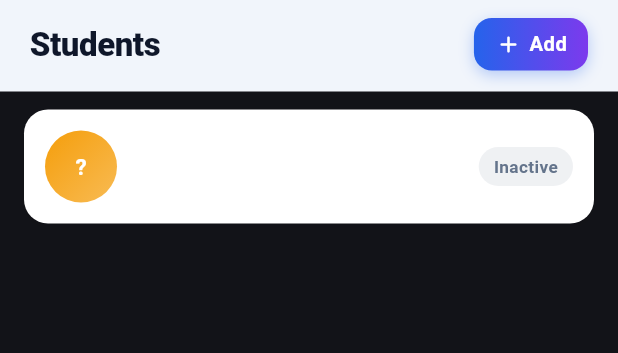
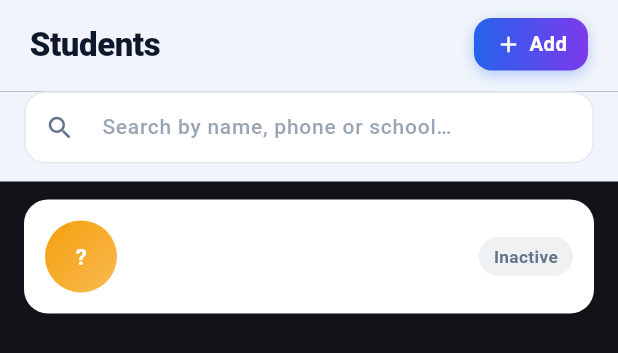
Before and after one commit to mardy-cse/Classora, a Flutter app: the StudentsTab widget shown alone on an empty page, opened directly, on a phone screen of 412 x 824 dp. Shown: the top 353 px of the screen. Run offline on Flutter 3.47's test engine with Material 3 defaults, Android fonts, the phone set to English and light mode, and no system bars; our stand-ins replace cloud_firestore, firebase_auth, firebase_core, google_sign_in; accounts and stored records are empty.

Commit message:
Add search, batch display fix, edit dropdown color fix in students

```diff
--- a/lib/screens/edit_student_screen.dart
+++ b/lib/screens/edit_student_screen.dart
@@ -663,6 +663,7 @@ class _BatchDropdown extends StatelessWidget {
           ),
           padding: const EdgeInsets.symmetric(horizontal: 12),
           borderRadius: BorderRadius.circular(14),
+          dropdownColor: Colors.white,
           icon: const Icon(Icons.keyboard_arrow_down_rounded,
               color: _kTextMuted),
           items: [
--- a/lib/screens/students_tab.dart
+++ b/lib/screens/students_tab.dart
@@ -15,12 +15,34 @@ const _kTextMuted = Color(0xFF64748B);
 const _kBorder    = Color(0xFFE2E8F0);
 const _kSuccess   = Color(0xFF10B981);
 
-class StudentsTab extends StatelessWidget {
+class StudentsTab extends StatefulWidget {
   const StudentsTab({super.key});
 
   @override
+  State<StudentsTab> createState() => _StudentsTabState();
+}
+
+class _StudentsTabState extends State<StudentsTab> {
+  final _searchCtrl = TextEditingController();
+  String _query = '';
+
+  @override
+  void initState() {
+    super.initState();
+    _searchCtrl.addListener(() {
+      setState(() => _query = _searchCtrl.text.trim().toLowerCase());
+    });
+  }
+
+  @override
+  void dispose() {
+    _searchCtrl.dispose();
+    super.dispose();
+  }
+
+  @override
   Widget build(BuildContext context) {
-    final uid  = FirebaseAuth.instance.currentUser!.uid;
+    final uid     = FirebaseAuth.instance.currentUser!.uid;
     final safeTop = MediaQuery.of(context).padding.top;
 
     return Column(
@@ -62,6 +84,50 @@ class StudentsTab extends StatelessWidget {
           ),
         ),
 
+        // ── Search bar ───────────────────────────────────────────────────────
+        Container(
+          color: _kBg,
+          padding: const EdgeInsets.fromLTRB(16, 0, 16, 12),
+          child: TextField(
+            controller: _searchCtrl,
+            style: const TextStyle(
+              color: _kTextDark,
+              fontSize: 14.5,
+              fontWeight: FontWeight.w500,
+            ),
+            decoration: InputDecoration(
+              hintText: 'Search by name, phone or school…',
+              hintStyle: TextStyle(
+                  color: _kTextMuted.withOpacity(0.65), fontSize: 14),
+              prefixIcon:
+                  const Icon(Icons.search_rounded, color: _kTextMuted, size: 20),
+              suffixIcon: _query.isNotEmpty
+                  ? GestureDetector(
+                      onTap: () => _searchCtrl.clear(),
+                      child: const Icon(Icons.close_rounded,
+                          color: _kTextMuted, size: 18),
+                    )
+                  : null,
+              filled: true,
+              fillColor: Colors.white,
+              contentPadding:
+                  const EdgeInsets.symmetric(horizontal: 16, vertical: 13),
+              border: OutlineInputBorder(
+                borderRadius: BorderRadius.circular(14),
+                borderSide: const BorderSide(color: _kBorder),
+              ),
+              enabledBorder: OutlineInputBorder(
+                borderRadius: BorderRadius.circular(14),
+                borderSide: const BorderSide(color: _kBorder),
+              ),
+              focusedBorder: OutlineInputBorder(
+                borderRadius: BorderRadius.circular(14),
+                borderSide: const BorderSide(color: _kPrimary, width: 1.5),
+              ),
+            ),
+          ),
+        ),
+
         // ── List ─────────────────────────────────────────────────────────────
         Expanded(
           child: StreamBuilder<QuerySnapshot>(
@@ -78,14 +144,32 @@ class StudentsTab extends StatelessWidget {
               if (snap.hasError) {
                 return _ErrorState(message: snap.error.toString());
               }
-              final docs = List.of(snap.data?.docs ?? []);
+              var docs = List.of(snap.data?.docs ?? []);
               docs.sort((a, b) {
                 final aTime = (a.data() as Map)['created_at'] as Timestamp?;
                 final bTime = (b.data() as Map)['created_at'] as Timestamp?;
                 if (aTime == null || bTime == null) return 0;
                 return bTime.compareTo(aTime);
               });
-              if (docs.isEmpty) return const _EmptyState();
+
+              // ── Filter by search query ─────────────────────────────────
+              if (_query.isNotEmpty) {
+                docs = docs.where((d) {
+                  final data = d.data() as Map<String, dynamic>;
+                  final name   = (data['name']   as String? ?? '').toLowerCase();
+                  final phone  = (data['phone']  as String? ?? '').toLowerCase();
+                  final school = (data['school'] as String? ?? '').toLowerCase();
+                  return name.contains(_query) ||
+                      phone.contains(_query) ||
+                      school.contains(_query);
+                }).toList();
+              }
+
+              if (docs.isEmpty) {
+                return _query.isNotEmpty
+                    ? _NoResultState(query: _query)
+                    : const _EmptyState();
+              }
 
               return ListView.builder(
                 physics: const BouncingScrollPhysics(),
@@ -348,3 +432,32 @@ class _ErrorState extends StatelessWidget {
         ),
       );
 }
+
+// ─── No result state ───────────────────────────────────────────────────────────
+class _NoResultState extends StatelessWidget {
+  final String query;
+  const _NoResultState({required this.query});
+
+  @override
+  Widget build(BuildContext context) => Center(
+        child: Column(
+          mainAxisSize: MainAxisSize.min,
+          children: [
+            Icon(Icons.search_off_rounded,
+                size: 60, color: _kTextMuted.withOpacity(0.35)),
+            const SizedBox(height: 16),
+            const Text(
+              'No results found',
+              style: TextStyle(
+                  color: _kTextDark, fontSize: 17, fontWeight: FontWeight.w700),
+            ),
+            const SizedBox(height: 6),
+            Text(
+              '"$query" এর সাথে কোনো student মেলেনি',
+              style: const TextStyle(color: _kTextMuted, fontSize: 13.5),
+              textAlign: TextAlign.center,
+            ),
+          ],
+        ),
+      );
+}
```
Also changed, not shown: lib/screens/student_detail_screen.dart (+30 -1 lines).
